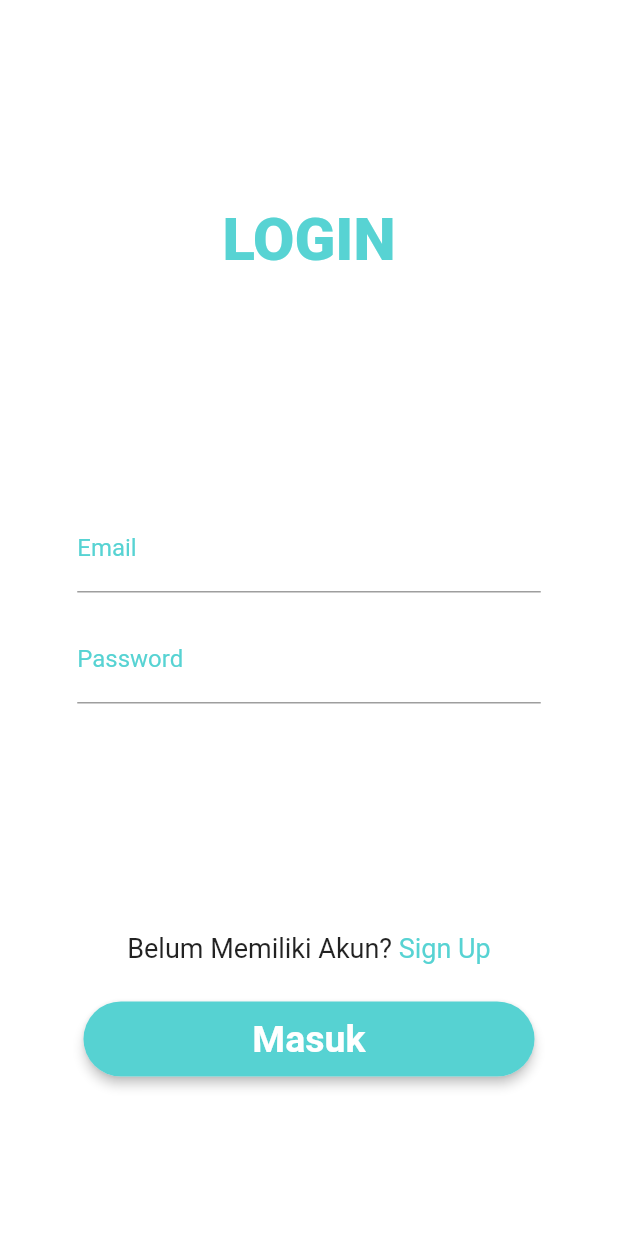
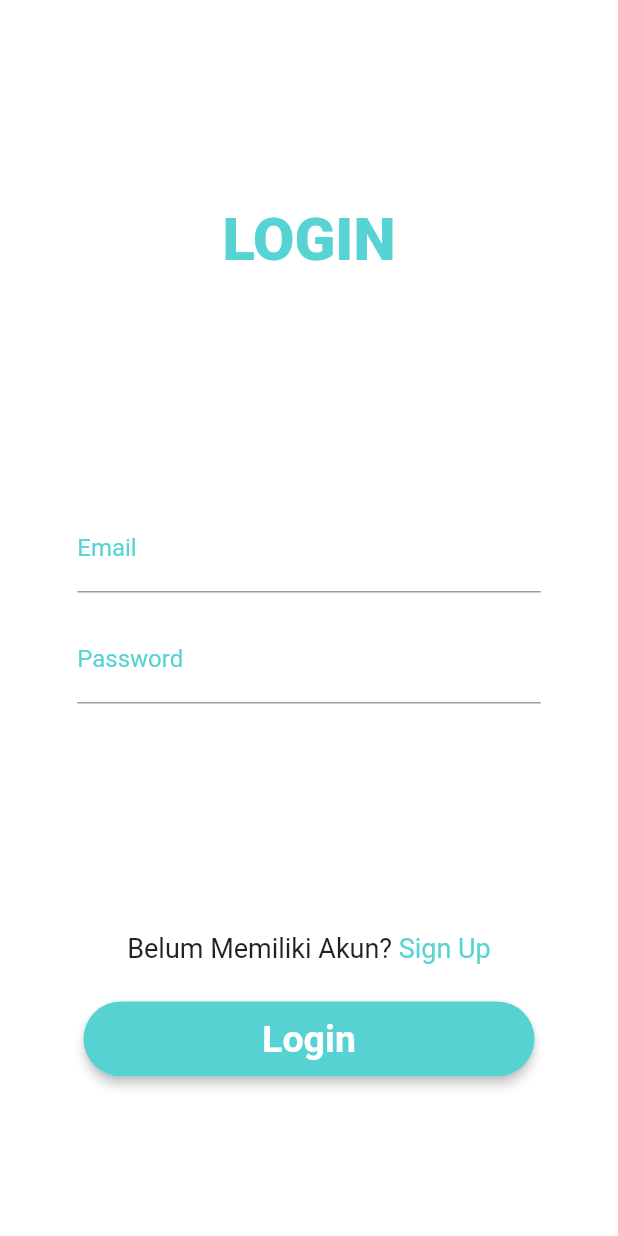
Before and after one commit to frdaa/tugaspbmpr, a Flutter app: the screen it shows after launch, after a tap on "Login", on a phone screen of 412 x 824 dp. Run offline on Flutter 3.47's test engine with Material 2 defaults, Android fonts, the phone set to English and light mode, and no system bars; missing offline and left inert: dart:ffi.

Commit message:
first commit

```diff
--- a/lib/page/login_page.dart
+++ b/lib/page/login_page.dart
@@ -101,7 +101,7 @@ class LoginPage extends StatelessWidget {
                               },
                               child: const Center(
                                 child: Text(
-                                  "Masuk",
+                                  "Login",
                                   style: TextStyle(
                                     fontSize: 25,
                                     fontWeight: FontWeight.w700,
--- a/lib/page/register_page.dart
+++ b/lib/page/register_page.dart
@@ -114,15 +114,10 @@ class RegisterPage extends State<Register> {
                                 child: Text(
                                   "Sign up",
                                   style: TextStyle(
-                                      fontSize: 25,
-                                      fontWeight: FontWeight.w400,
-                                      color: Color(0xffffffff),
-                                      shadows: <Shadow>[
-                                        Shadow(
-                                            color: Color.fromARGB(64, 0, 0, 0),
-                                            offset: Offset(0, 4),
-                                            blurRadius: 4)
-                                      ]),
+                                    fontSize: 25,
+                                    fontWeight: FontWeight.w700,
+                                    color: Colors.white,
+                                  ),
                                 ),
                               ),
                             ),
```
